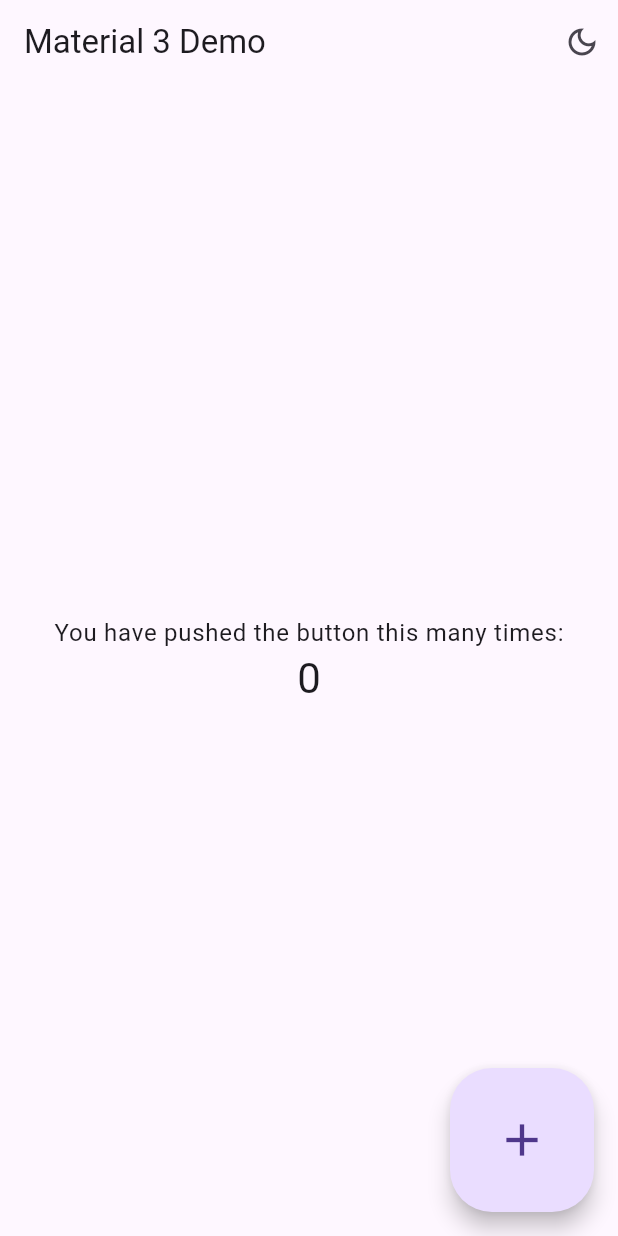
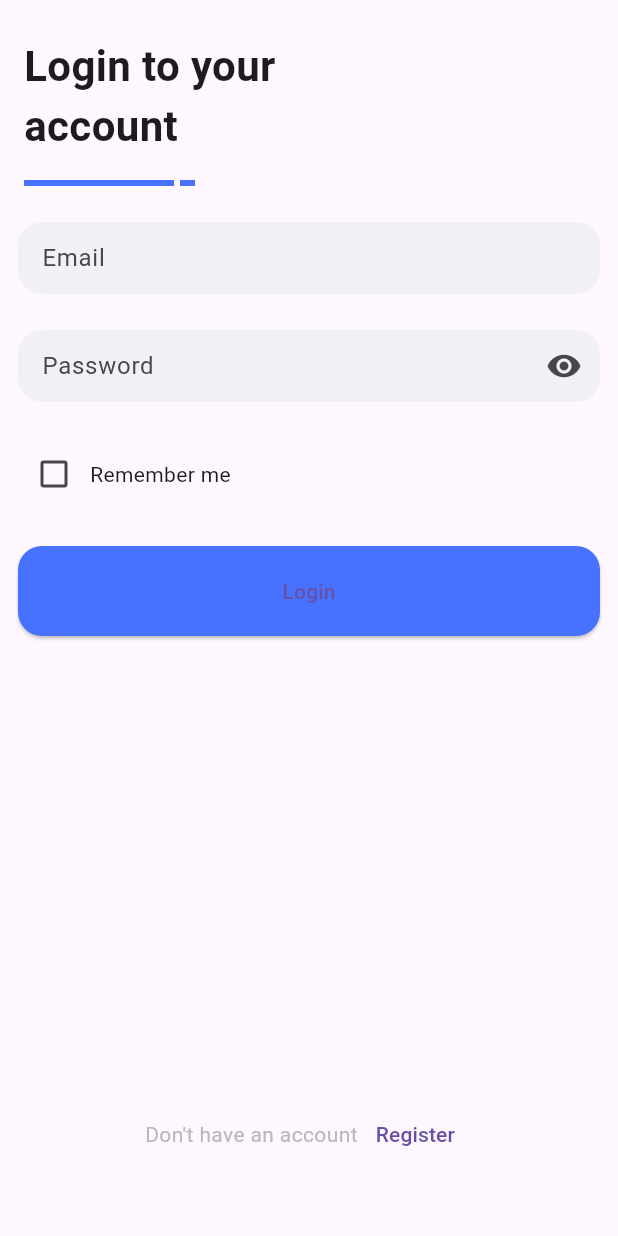
Before and after one commit to Miguel-Sanchez241001/app_example_flutter, a Flutter app: the screen it shows after launch, on a phone screen of 412 x 824 dp. Run offline on Flutter 3.47's test engine with Material 2 defaults, Android fonts, the phone set to English and light mode, and no system bars; our stand-ins replace firebase_analytics, firebase_auth, firebase_core; accounts and stored records are empty.

Commit message:
Plantilla login for app inventario

```diff
--- a/lib/main.dart
+++ b/lib/main.dart
@@ -1,9 +1,36 @@
+// ignore_for_file: depend_on_referenced_packages
+
+import 'package:appinventario/src/pages/login_page.dart';
+import 'package:appinventario/src/pages/splash_page.dart';
+import 'package:appinventario/src/util/firebase_options.dart';
 import 'package:flutter/material.dart';
 import 'package:flutter/scheduler.dart';
+import 'package:firebase_analytics/firebase_analytics.dart';
+import 'package:firebase_auth/firebase_auth.dart';
+import 'package:firebase_core/firebase_core.dart';
+import 'package:flutter/foundation.dart';
 
-void main() {
+import 'src/pages/main_page.dart';
+import 'src/pages/register_page.dart';
+
+FirebaseAnalytics? analytics;
+
+FirebaseAnalyticsObserver? observer;
+
+Future<void> main() async {
+  WidgetsFlutterBinding.ensureInitialized();
+  FirebaseApp app = await Firebase.initializeApp(
+    options: DefaultFirebaseOptions.currentPlatform,
+  );
+  if (kIsWeb) {
+    await FirebaseAuth.instanceFor(app: app).setPersistence(Persistence.LOCAL);
+  }
+  analytics = FirebaseAnalytics.instanceFor(app: app);
+
   runApp(const MyApp());
 }
+
+const mainColor = Color(0xFF4672ff);
 
 class MyApp extends StatefulWidget {
   const MyApp({super.key});
@@ -36,19 +63,44 @@ class _MyAppState extends State<MyApp> {
       theme: ThemeData(
         useMaterial3: true,
         brightness: Brightness.light,
+        primarySwatch: Colors.blue,
+        elevatedButtonTheme: ElevatedButtonThemeData(
+          style: ButtonStyle(
+            backgroundColor: MaterialStateProperty.all(mainColor),
+            minimumSize: MaterialStateProperty.all(
+              const Size.fromHeight(60),
+            ),
+            shape: MaterialStateProperty.all(
+              RoundedRectangleBorder(
+                borderRadius: BorderRadius.circular(16.0),
+              ),
+            ),
+          ),
+        ),
       ),
       darkTheme: ThemeData(
         useMaterial3: true,
         brightness: Brightness.dark,
       ),
+      navigatorObservers: [
+        FirebaseAnalyticsObserver(analytics: analytics!),
+      ],
       themeMode: _themeMode,
-      home: MyHomePage(
-        title: 'Material 3 Demo',
-        useLightMode: useLightMode,
-        handleBrightnessChange: (useLightMode) => setState(() {
-          _themeMode = useLightMode ? ThemeMode.light : ThemeMode.dark;
-        }),
-      ),
+      initialRoute: '/',
+      routes: {
+        // '/': (context) => MyHomePage(
+        //       title: 'Material 3 demooooooooo',
+        //       useLightMode: useLightMode,
+        //       handleBrightnessChange: (useLightMode) => setState(() {
+        //         _themeMode = useLightMode ? ThemeMode.light : ThemeMode.dark;
+        //       }),
+        //     ),
+        '/': (context) => SplashPage(),
+
+        '/login': (context) => LoginPage(),
+        '/main': (context) => MainPage(),
+        '/register': (context) => RegisterPage(),
+      },
     );
   }
 }
@@ -70,7 +122,6 @@ class MyHomePage extends StatefulWidget {
 
 class _MyHomePageState extends State<MyHomePage> {
   int _counter = 0;
-
   void _incrementCounter() {
     setState(() {
       _counter++;
@@ -93,7 +144,7 @@ class _MyHomePageState extends State<MyHomePage> {
           mainAxisAlignment: MainAxisAlignment.center,
           children: <Widget>[
             Text(
-              'You have pushed the button this many times:',
+              'Numeros times:',
               style: Theme.of(context).textTheme.bodyLarge,
             ),
             Text(
--- /dev/null
+++ b/lib/src/pages/login_page.dart
@@ -0,0 +1,124 @@
+import 'package:firebase_auth/firebase_auth.dart';
+import 'package:flutter/material.dart';
+
+import '../util/appbar.dart';
+import '../util/input.dart';
+import '../util/scrollable_column.dart';
+
+class LoginPage extends StatefulWidget {
+  const LoginPage() : super();
+  @override
+  _LoginPage createState() => _LoginPage();
+}
+
+class _LoginPage extends State<LoginPage> {
+  final _formKey = GlobalKey<FormState>();
+  final _emailController = TextEditingController();
+  final _passwordController = TextEditingController();
+  bool _rememberMeChecked = false;
+
+  @override
+  Widget build(BuildContext context) {
+    return Scaffold(
+      appBar: CustomAppBar(title: "Login to your account"),
+      body: Container(
+        padding: EdgeInsets.symmetric(horizontal: 12, vertical: 12),
+        child: Form(
+          key: _formKey,
+          child: ScrollableColumn(
+            children: [
+              CustomInputField(
+                keyboardType: TextInputType.emailAddress,
+                hintText: "Email",
+                controller: _emailController,
+                validator: (String? email) {
+                  if (email == null) {
+                    return null;
+                  }
+                  bool emailValid = RegExp(
+                          r"^[a-zA-Z0-9.a-zA-Z0-9.!#$%&'*+-/=?^_`{|}~]+@[a-zA-Z0-9]+\.[a-zA-Z]+")
+                      .hasMatch(email);
+                  return emailValid ? null : "Email is not valid";
+                },
+              ),
+              SizedBox(height: 24),
+              CustomInputField(
+                keyboardType: TextInputType.visiblePassword,
+                hintText: "Password",
+                obscureText: true,
+                controller: _passwordController,
+                validator: (String? password) {
+                  if (password == null) {
+                    return null;
+                  }
+                  if (password.length < 6) {
+                    return "Password is too short";
+                  }
+                },
+              ),
+              SizedBox(height: 24),
+              CustomCheckbox(
+                labelText: "Remember me",
+                value: _rememberMeChecked,
+                onChanged: (checked) =>
+                    setState(() => _rememberMeChecked = checked ?? false),
+              ),
+              SizedBox(height: 24),
+              ElevatedButton(
+                child: Text("Login"),
+                onPressed: () {
+                  if (_formKey.currentState!.validate()) {
+                    FirebaseAuth.instance
+                        .signInWithEmailAndPassword(
+                      email: _emailController.value.text,
+                      password: _passwordController.value.text,
+                    )
+                        .then((result) {
+                      Navigator.of(context)
+                          .pushNamedAndRemoveUntil('/main', (_) => false);
+                    }).catchError((Object exception) {
+                      if (exception is FirebaseAuthException) {
+                        ScaffoldMessenger.of(context).showSnackBar(
+                          SnackBar(
+                              content:
+                                  Text('Failed to auth: ${exception.message}')),
+                        );
+                      } else {
+                        ScaffoldMessenger.of(context).showSnackBar(
+                          SnackBar(
+                              content:
+                                  Text('Unhandled auth error ${exception}')),
+                        );
+                      }
+                    });
+                  }
+                },
+              ),
+              Expanded(
+                child: Container(),
+              ),
+              Row(
+                mainAxisAlignment: MainAxisAlignment.center,
+                mainAxisSize: MainAxisSize.max,
+                children: [
+                  Text(
+                    "Don't have an account",
+                    style: TextStyle(
+                      color: Color(0xFFb8b8b8),
+                    ),
+                  ),
+                  TextButton(
+                    child: Text("Register"),
+                    onPressed: () =>
+                        {Navigator.of(context).pushNamed("/register")},
+                  ),
+                ],
+              ),
+              SizedBox(height: 32),
+            ],
+          ),
+        ),
+      ),
+    );
+  }
+}
--- /dev/null
+++ b/lib/src/util/appbar.dart
@@ -0,0 +1,59 @@
+
+import 'package:flutter/material.dart';
+
+class CustomAppBar extends StatelessWidget implements PreferredSizeWidget {
+  final String title;
+
+  CustomAppBar({required this.title}) {}
+
+  @override
+  Widget build(BuildContext context) {
+    return Container(
+      margin: EdgeInsets.only(
+        top: 16,
+      ),
+      padding: EdgeInsets.symmetric(
+        vertical: 8,
+        horizontal: 16,
+      ),
+      child: Column(
+        mainAxisAlignment: MainAxisAlignment.start,
+        crossAxisAlignment: CrossAxisAlignment.start,
+        children: [
+          Container(
+            width: 200,
+            child: Text(
+              title,
+              maxLines: 2,
+              style: TextStyle(
+                fontSize: 28,
+                fontWeight: FontWeight.w600,
+              ),
+            ),
+          ),
+          SizedBox(
+            height: 16,
+          ),
+          Row(
+            children: [
+              Container(
+                width: 100,
+                height: 4,
+                color: const Color(0xFF4672ff),
+              ),
+              SizedBox(width: 4),
+              Container(
+                width: 10,
+                height: 4,
+                color: const Color(0xFF4672ff),
+              )
+            ],
+          ),
+        ],
+      ),
+    );
+  }
+
+  @override
+  Size get preferredSize => Size.fromHeight(136);
+}
--- /dev/null
+++ b/lib/src/util/input.dart
@@ -0,0 +1,117 @@
+import 'package:flutter/material.dart';
+
+class CustomInputField extends StatefulWidget {
+  final TextEditingController? controller;
+  final String? initialValue;
+  final TextInputType? keyboardType;
+  final String? hintText;
+  final bool obscureText;
+  final FormFieldValidator<String>? validator;
+
+  const CustomInputField({
+    this.controller,
+    this.initialValue,
+    this.keyboardType,
+    this.hintText,
+    this.obscureText = false,
+    this.validator,
+  });
+
+  @override
+  // ignore: library_private_types_in_public_api
+  _CustomInputFieldState createState() => _CustomInputFieldState();
+}
+
+class _CustomInputFieldState extends State<CustomInputField> {
+  bool _obscure = false;
+
+  @override
+  void initState() {
+    super.initState();
+    if (widget.obscureText) {
+      _obscure = true;
+    }
+  }
+
+  @override
+  Widget build(BuildContext context) {
+    return Container(
+      decoration: BoxDecoration(
+        color: Color(0xFFf1f0f5),
+        borderRadius: BorderRadius.circular(16),
+      ),
+      child: TextFormField(
+        controller: widget.controller,
+        initialValue: widget.initialValue,
+        keyboardType: widget.keyboardType,
+        obscureText: _obscure,
+        obscuringCharacter: '*',
+        validator: widget.validator,
+        decoration: new InputDecoration(
+          border: InputBorder.none,
+          focusedBorder: InputBorder.none,
+          enabledBorder: InputBorder.none,
+          errorBorder: InputBorder.none,
+          disabledBorder: InputBorder.none,
+          contentPadding: EdgeInsets.symmetric(horizontal: 16, vertical: 12),
+          hintText: widget.hintText,
+          suffixIcon: widget.obscureText
+              ? Padding(
+                  padding: EdgeInsets.all(4),
+                  child: Material(
+                    color: Colors.transparent,
+                    child: InkWell(
+                      borderRadius: BorderRadius.circular(64),
+                      child: Icon(
+                        _obscure ? Icons.visibility : Icons.visibility_off,
+                      ),
+                      onTap: () {
+                        setState(() {
+                          _obscure = !_obscure;
+                        });
+                      },
+                    ),
+                  ),
+                )
+              : null,
+        ),
+      ),
+    );
+  }
+}
+
+class CustomCheckbox extends StatelessWidget {
+  final bool value;
+  final void Function(bool? value) onChanged;
+  final String? labelText;
+  final Widget? label;
+  const CustomCheckbox({
+    this.value = false,
+    required this.onChanged,
+    this.labelText,
+    this.label,
+  });
+
+  @override
+  Widget build(BuildContext context) {
+    return Row(
+      crossAxisAlignment: CrossAxisAlignment.center,
+      children: [
+        Checkbox(
+          value: value,
+          onChanged: onChanged,
+        ),
+        if (labelText != null)
+          GestureDetector(
+            child: Text(labelText!),
+            onTap: () => onChanged(!value),
+          )
+        else if (label != null)
+          GestureDetector(
+            child: label,
+            onTap: () => onChanged(!value),
+          )
+      ],
+    );
+  }
+}
--- /dev/null
+++ b/lib/src/util/scrollable_column.dart
@@ -0,0 +1,25 @@
+
+import 'package:flutter/material.dart';
+
+class ScrollableColumn extends StatelessWidget {
+  final List<Widget> children;
+  const ScrollableColumn({required this.children});
+
+  @override
+  Widget build(BuildContext context) {
+    return LayoutBuilder(
+      builder: (context, constraint) {
+        return SingleChildScrollView(
+          child: ConstrainedBox(
+            constraints: BoxConstraints(minHeight: constraint.maxHeight),
+            child: IntrinsicHeight(
+              child: Column(
+                children: children,
+              ),
+            ),
+          ),
+        );
+      },
+    );
+  }
+}
```
Also changed, not shown: lib/src/pages/main_page.dart (added, +40 -0 lines), lib/src/pages/register_page.dart (added, +161 -0 lines), lib/src/pages/splash_page.dart (added, +60 -0 lines), pubspec.yaml (+6 -2 lines), assets/icons/firebase.png (added), lib/src/util/firebase_options.dart (added).
